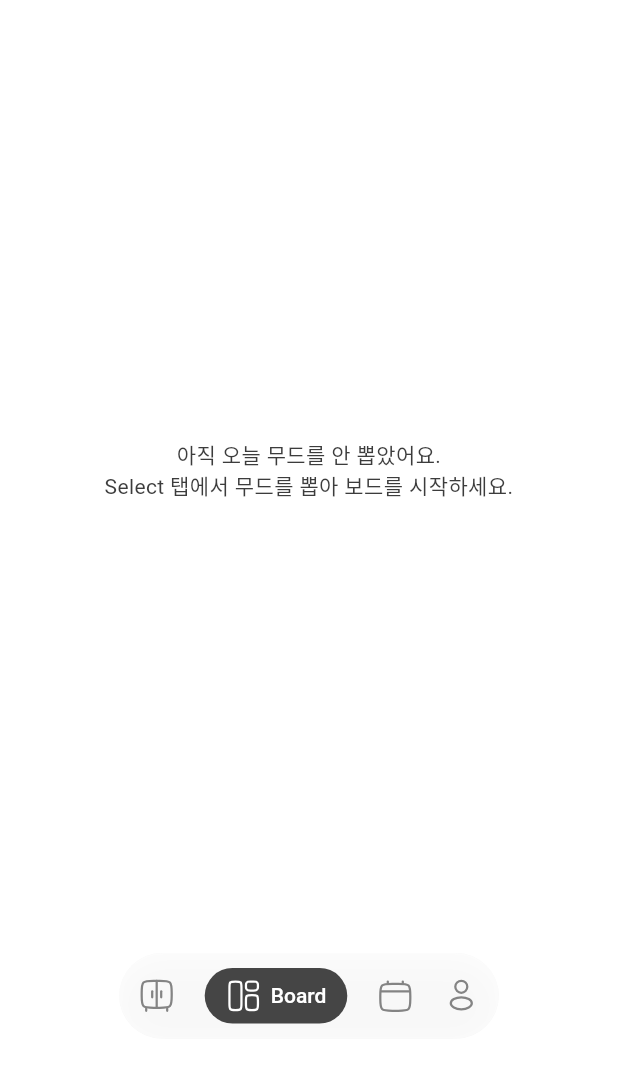
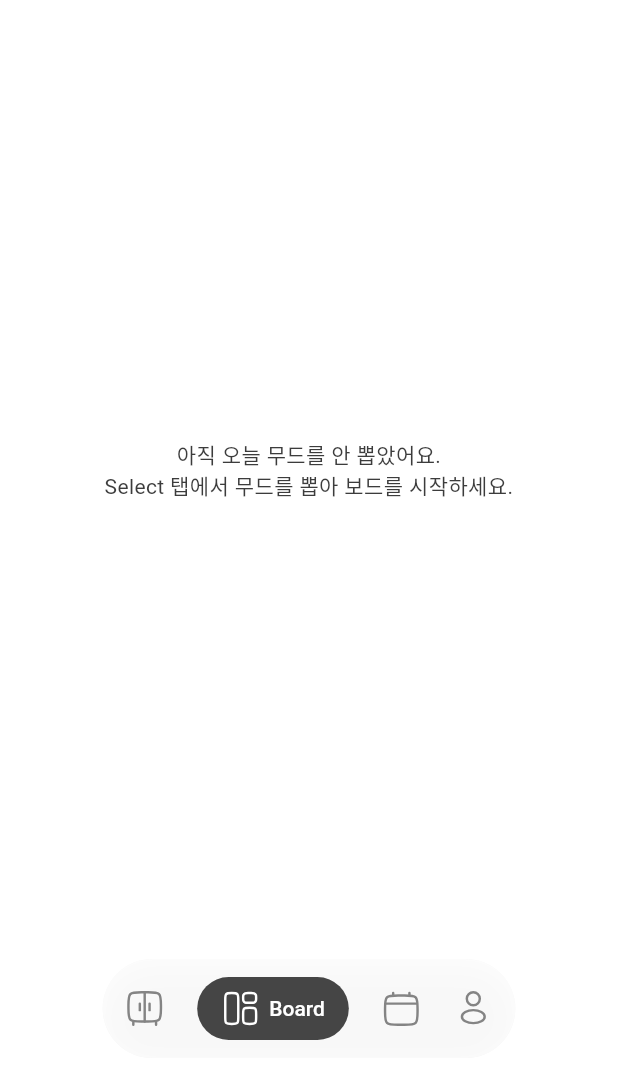
Before and after one commit to cherrymixy/fitzy, a Flutter app: the MainShell screen opened directly, after a tap on an icon or button, on a phone screen of 412 x 824 dp, the part 148-1236 px from its top. Run offline on Flutter 3.47's test engine with Material 3 defaults, Android fonts, the phone set to English and light mode, and no system bars; our stand-ins replace flutter_svg, image_picker, shared_preferences; accounts and stored records are empty; Roboto replaces fonts that are missing (Pretendard).

Commit message:
fix: STEP 12-Select 자판기 풀이미지 교체 + 네비 조정
- select_screen: 개별 모델/핀/라벨 컴포지팅 제거 → moods/{gender}/full.png 한 장으로 표시
  (back/pin/9모델/A1~C3 라벨이 합쳐진 완성 이미지). 3×3 투명 탭존으로 무드 픽 유지(로직 불변)
- floating_nav: 살짝 키움(아이콘 24→26, 높이 37→42, 패딩↑, gap 20→22)
- main_shell: 네비 더 아래로(bottom 33→20)

analyze 무이슈, test 21개 통과.

Co-Authored-By: Claude Opus 4.8 <noreply@anthropic.com>

```diff
--- a/lib/screens/main_shell.dart
+++ b/lib/screens/main_shell.dart
@@ -60,9 +60,9 @@ class _MainShellState extends State<MainShell> {
             right: 20,
             child: FitzyHeader(),
           ),
-          // 떠 있는 네비 (SSOT bottom 33)
+          // 떠 있는 네비 (살짝 크게 + 더 아래로)
           Positioned(
-            bottom: 33,
+            bottom: 20,
             left: 0,
             right: 0,
             child: Center(
--- a/lib/screens/select_screen.dart
+++ b/lib/screens/select_screen.dart
@@ -8,17 +8,13 @@ import '../providers/profile_provider.dart';
 import '../theme/app_colors.dart';
 import '../theme/app_text_styles.dart';
 
-/// Select(Pick Your Fit) — SSOT 자판기 번역.
-/// 절대좌표는 SSOT(393×852, 상태바 54) 기준에서 (y-54)로 SafeArea에 매핑.
-/// 슬롯 탭 = 뽑기(코인 소모→무드 확정→Board). 로직 불변.
+/// Select(Pick Your Fit) — SSOT 번역.
+/// 자판기는 성별별 완성 이미지(moods/{gender}/full.png) 한 장으로 표시하고,
+/// 3×3 투명 탭존으로 무드 픽(코인 소모→무드 확정→Board). 로직 불변.
 class SelectScreen extends StatelessWidget {
   const SelectScreen({super.key, required this.onDrawn});
 
   final VoidCallback onDrawn;
-
-  static const List<String> _cols = ['A', 'B', 'C'];
-  static const List<double> _slotLeft = [1, 90, 177];
-  static const List<double> _slotTop = [10, 190, 372];
 
   Future<void> _draw(BuildContext context, String moodId) async {
     final coin = context.read<CoinProvider>();
@@ -40,7 +36,6 @@ class SelectScreen extends StatelessWidget {
   Widget build(BuildContext context) {
     final gender = context.watch<ProfileProvider>().profile?.gender ?? 'girl';
     return Stack(
-      clipBehavior: Clip.none,
       children: [
         // Pick Your Fit (SSOT top 154)
         const Positioned(
@@ -48,7 +43,7 @@ class SelectScreen extends StatelessWidget {
           top: 154,
           child: Text('Pick Your Fit', style: AppTextStyles.eyebrow),
         ),
-        // 자판기 (SSOT top 177)
+        // 자판기 완성 이미지 (SSOT top 177)
         Positioned(
           left: 20,
           top: 177,
@@ -66,83 +61,39 @@ class SelectScreen extends StatelessWidget {
 
   Widget _machine(BuildContext context, String gender) {
     return SizedBox(
-      width: 259,
+      width: 280,
       height: 560,
       child: Stack(
-        clipBehavior: Clip.none,
         children: [
           Positioned.fill(
-            child: Image.asset('assets/images/vending/back.png', fit: BoxFit.fill),
-          ),
-          for (var i = 0; i < 9; i++) _slot(context, i, gender),
-        ],
-      ),
-    );
-  }
-
-  Widget _slot(BuildContext context, int i, String gender) {
-    final col = i % 3;
-    final row = i ~/ 3;
-    final mood = kMoodFits[i];
-    final label = '${_cols[row]}${col + 1}';
-    final modelW = col == 0 ? 116.0 : 118.0;
-    final modelH = row == 2 ? 170.0 : 174.0;
-    return Positioned(
-      left: _slotLeft[col],
-      top: _slotTop[row],
-      width: 84,
-      height: 173,
-      child: GestureDetector(
-        behavior: HitTestBehavior.opaque,
-        onTap: () => _draw(context, mood.id),
-        child: Stack(
-          clipBehavior: Clip.none,
-          children: [
-            Positioned(
-              bottom: 18,
-              left: 0,
-              right: 0,
-              child: Center(
             child: Image.asset(
-                  mood.imageAssetFor(gender),
-                  width: modelW,
-                  height: modelH,
+              'assets/images/moods/$gender/full.png',
               fit: BoxFit.contain,
             ),
           ),
-            ),
-            Positioned(
-              bottom: -3,
-              left: 0,
-              right: 0,
-              child: Center(
-                child: Image.asset(
-                  'assets/images/vending/pin.png',
-                  width: 55,
-                  height: 55,
-                  fit: BoxFit.contain,
-                ),
-              ),
-            ),
-            Positioned(
-              bottom: 3,
-              left: 0,
-              right: 0,
-              child: Center(
-                child: Container(
-                  width: 37,
-                  height: 22,
-                  alignment: Alignment.center,
-                  decoration: BoxDecoration(
-                    color: AppColors.background,
-                    borderRadius: BorderRadius.circular(16),
-                  ),
-                  child: Text(label, style: AppTextStyles.fitLabel),
-                ),
+          // 3×3 투명 탭존 (A1~C3 → 무드)
+          Positioned.fill(
+            child: Column(
+              children: [
+                for (var row = 0; row < 3; row++)
+                  Expanded(
+                    child: Row(
+                      children: [
+                        for (var col = 0; col < 3; col++)
+                          Expanded(
+                            child: GestureDetector(
+                              behavior: HitTestBehavior.opaque,
+                              onTap: () =>
+                                  _draw(context, kMoodFits[row * 3 + col].id),
                             ),
                           ),
                       ],
                     ),
+                  ),
+              ],
+            ),
+          ),
+        ],
       ),
     );
   }
--- a/lib/widgets/floating_nav.dart
+++ b/lib/widgets/floating_nav.dart
@@ -28,7 +28,7 @@ class FloatingNav extends StatelessWidget {
       child: BackdropFilter(
         filter: ImageFilter.blur(sigmaX: 8.5, sigmaY: 8.5),
         child: Container(
-          padding: const EdgeInsets.symmetric(horizontal: 13, vertical: 10),
+          padding: const EdgeInsets.symmetric(horizontal: 15, vertical: 12),
           decoration: BoxDecoration(
             color: Colors.white.withValues(alpha: 0.7),
             borderRadius: BorderRadius.circular(56),
@@ -41,7 +41,7 @@ class FloatingNav extends StatelessWidget {
             mainAxisSize: MainAxisSize.min,
             children: [
               for (var i = 0; i < _items.length; i++) ...[
-                if (i > 0) const SizedBox(width: 20),
+                if (i > 0) const SizedBox(width: 22),
                 _NavItem(
                   icon: _items[i].$1,
                   label: _items[i].$2,
@@ -74,8 +74,8 @@ class _NavItem extends StatelessWidget {
   Widget build(BuildContext context) {
     final svg = SvgPicture.asset(
       icon,
-      width: 24,
-      height: 24,
+      width: 26,
+      height: 26,
       colorFilter: ColorFilter.mode(
         active ? Colors.white : AppColors.muted,
         BlendMode.srcIn,
@@ -86,8 +86,8 @@ class _NavItem extends StatelessWidget {
       onTap: onTap,
       child: active
           ? Container(
-              height: 37,
-              padding: const EdgeInsets.symmetric(horizontal: 14),
+              height: 42,
+              padding: const EdgeInsets.symmetric(horizontal: 16),
               decoration: BoxDecoration(
                 color: AppColors.accent,
                 borderRadius: BorderRadius.circular(56),
@@ -104,7 +104,7 @@ class _NavItem extends StatelessWidget {
                 ],
               ),
             )
-          : SizedBox(height: 37, width: 24, child: Center(child: svg)),
+          : SizedBox(height: 42, width: 26, child: Center(child: svg)),
     );
   }
 }
```
Also changed, not shown: assets/images/moods/boy/full.png (added), assets/images/moods/girl/full.png (added). Lines whose indentation alone changed are shown as unchanged.
